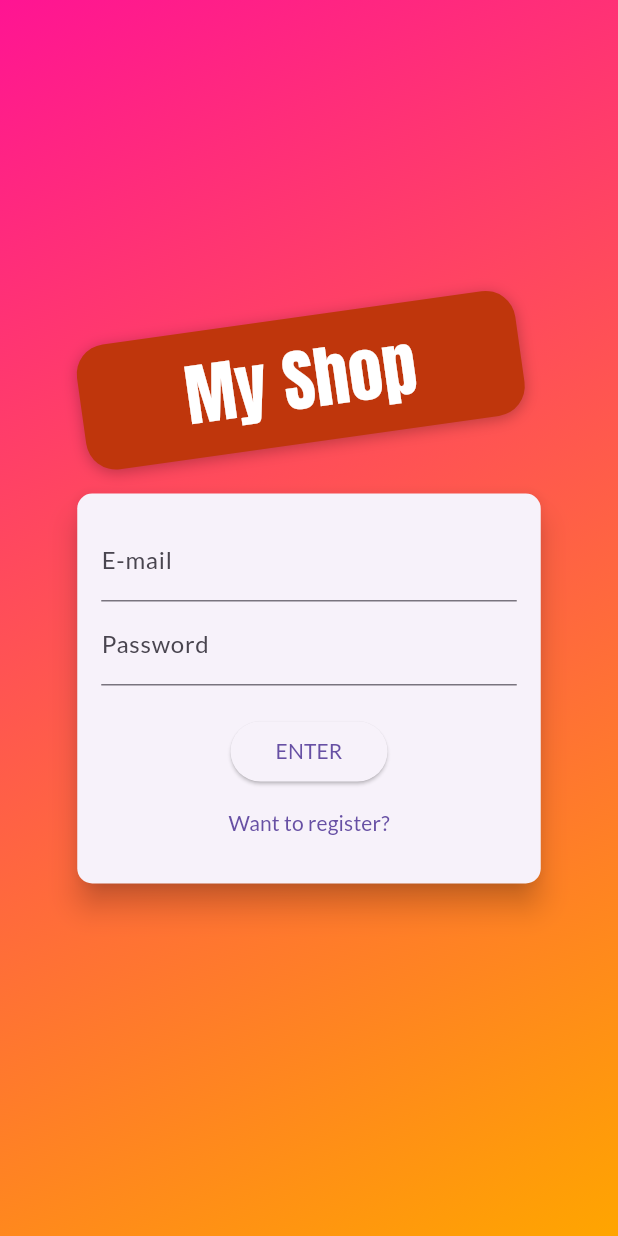
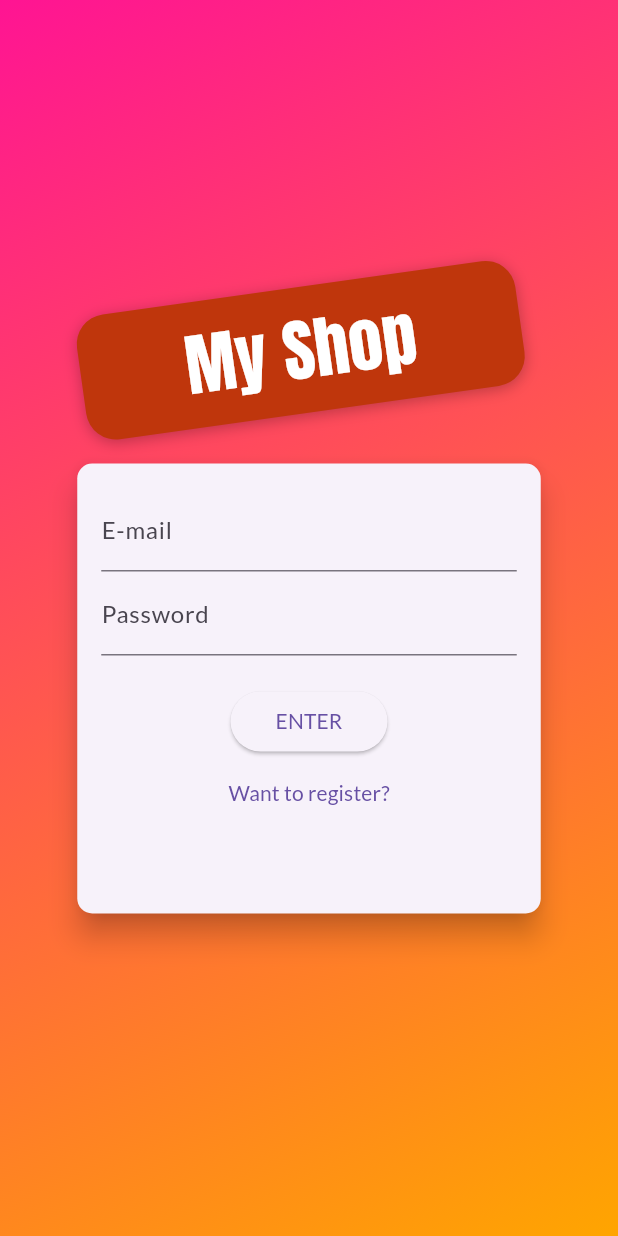
Before and after one commit to paladin120702/shop_flutter, a Flutter app: the screen it shows after launch, on a phone screen of 412 x 824 dp. Run offline on Flutter 3.47's test engine with Material 3 defaults, Android fonts, the phone set to English and light mode, and no system bars; our stand-ins replace shared_preferences.

Commit message:
Adicionando animação na tela de login e cadastro

```diff
--- a/lib/components/auth_form.dart
+++ b/lib/components/auth_form.dart
@@ -12,7 +12,8 @@ class AuthForm extends StatefulWidget {
   State<AuthForm> createState() => _AuthFormState();
 }
 
-class _AuthFormState extends State<AuthForm> {
+class _AuthFormState extends State<AuthForm>
+    with SingleTickerProviderStateMixin {
   final _passwordController = TextEditingController();
   final _formKey = GlobalKey<FormState>();
   bool _isLoading = false;
@@ -22,15 +23,58 @@ class _AuthFormState extends State<AuthForm> {
     'password': '',
   };
 
+  AnimationController? _controller;
+  Animation<double>? _opacityAnimation;
+  Animation<Offset>? _slideAnimation;
+
   bool _isLogin() => _authMode == AuthMode.Login;
-  bool _isSignup() => _authMode == AuthMode.Signup;
+  //bool _isSignup() => _authMode == AuthMode.Signup;
+
+  @override
+  void initState() {
+    super.initState();
+    _controller = AnimationController(
+      vsync: this,
+      duration: Duration(
+        milliseconds: 300,
+      ),
+    );
+
+    _opacityAnimation = Tween(
+      begin: 0.0,
+      end: 1.0,
+    ).animate(
+      CurvedAnimation(
+        parent: _controller!,
+        curve: Curves.linear,
+      ),
+    );
+
+    _slideAnimation = Tween<Offset>(
+      begin: Offset(0, -1.5),
+      end: Offset(0, 0),
+    ).animate(
+      CurvedAnimation(
+        parent: _controller!,
+        curve: Curves.linear,
+      ),
+    );
+  }
+
+  @override
+  void dispose() {
+    super.dispose();
+    _controller?.dispose();
+  }
 
   void _switchAuthMode() {
     setState(() {
       if (_isLogin()) {
         _authMode = AuthMode.Signup;
+        _controller?.forward();
       } else {
         _authMode = AuthMode.Login;
+        _controller?.reverse();
       }
     });
   }
@@ -98,8 +142,11 @@ class _AuthFormState extends State<AuthForm> {
           shape: RoundedRectangleBorder(
             borderRadius: BorderRadius.circular(10),
           ),
-          child: Container(
+          child: AnimatedContainer(
+            duration: Duration(milliseconds: 300),
+            curve: Curves.easeIn,
             padding: const EdgeInsets.all(16),
+            height: _isLogin() ? 300 : 360,
             width: deviceSize.width * 0.75,
             child: Form(
               key: _formKey,
@@ -132,10 +179,21 @@ class _AuthFormState extends State<AuthForm> {
                       return null;
                     },
                   ),
-                  if (_isSignup())
-                    TextFormField(
-                      decoration:
-                          const InputDecoration(labelText: 'Confirm password'),
+                  AnimatedContainer(
+                    constraints: BoxConstraints(
+                      minHeight: _isLogin() ? 0 : 60,
+                      maxHeight: _isLogin() ? 0 : 120,
+                    ),
+                    duration: Duration(milliseconds: 300),
+                    curve: Curves.linear,
+                    child: FadeTransition(
+                      opacity: _opacityAnimation!,
+                      child: SlideTransition(
+                        position: _slideAnimation!,
+                        child: TextFormField(
+                          decoration: const InputDecoration(
+                              labelText: 'Confirm password'),
+                          keyboardType: TextInputType.emailAddress,
                           obscureText: true,
                           validator: _isLogin()
                               ? null
@@ -146,6 +204,9 @@ class _AuthFormState extends State<AuthForm> {
                                   }
                                   return null;
                                 },
+                        ),
+                      ),
+                    ),
                   ),
                   const SizedBox(height: 20),
                   if (_isLoading)
--- a/lib/screens/auth_screen.dart
+++ b/lib/screens/auth_screen.dart
@@ -23,7 +23,9 @@ class AuthScreen extends StatelessWidget {
               ),
             ),
           ),
-          Container(
+          Center(
+            child: SingleChildScrollView(
+              child: Container(
                 width: double.infinity,
                 child: Column(
                   mainAxisAlignment: MainAxisAlignment.center,
@@ -37,7 +39,8 @@ class AuthScreen extends StatelessWidget {
                         vertical: 10,
                         horizontal: 70,
                       ),
-                  transform: Matrix4.rotationZ(-8 * pi / 180)..translate(-10.0),
+                      transform: Matrix4.rotationZ(-8 * pi / 180)
+                        ..translate(-10.0),
                       decoration: BoxDecoration(
                         borderRadius: BorderRadius.circular(20),
                         color: Colors.deepOrange.shade900,
@@ -54,7 +57,8 @@ class AuthScreen extends StatelessWidget {
                         style: TextStyle(
                           fontSize: 45,
                           fontFamily: 'Anton',
-                      color: Theme.of(context).textTheme.headlineSmall?.color,
+                          color:
+                              Theme.of(context).textTheme.headlineSmall?.color,
                         ),
                       ),
                     ),
@@ -62,6 +66,8 @@ class AuthScreen extends StatelessWidget {
                   ],
                 ),
               ),
+            ),
+          ),
         ],
       ),
     );
```
Also changed, not shown: pubspec.lock, 2 other files. Lines whose indentation alone changed are shown as unchanged.
